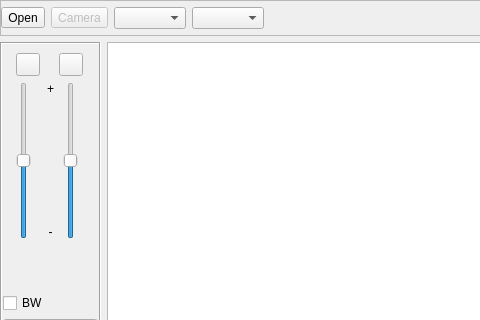
Old version of the form ui/mainwindow.ui in the repository h4tr3d/photodoc-ng; both pictures show x 0 to 480 and y 0 to 320 of the 789 by 606 pixel window.
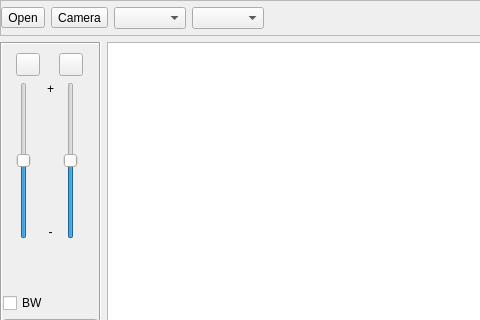
New version of the form. Icons and pictures are not drawn.

The edit to the form file:
```diff
--- a/ui/mainwindow.ui
+++ b/ui/mainwindow.ui
@@ -62,9 +62,6 @@
        </item>
        <item>
         <widget class="QToolButton" name="captureFile">
-         <property name="enabled">
-          <bool>false</bool>
-         </property>
          <property name="text">
           <string>Camera</string>
          </property>
```
